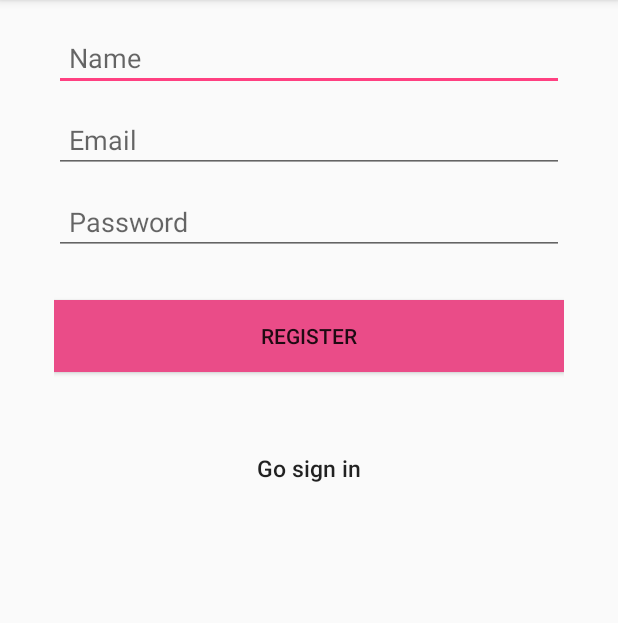
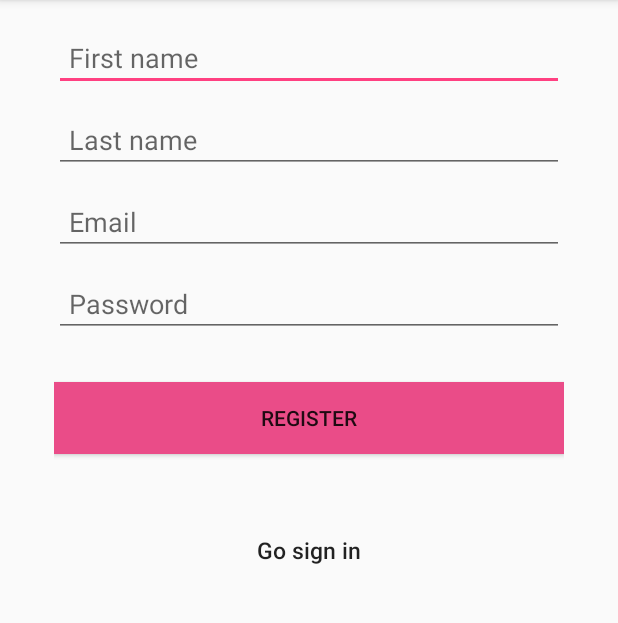
Before and after one commit to arthap/HIChat, an Android app: the RegisterActivity screen opened directly, with no data from a screen before it, after a tap on "REGISTER", on a phone screen of 412 x 824 dp, the part 84-707 px from its top. Run offline under Robolectric (Android 15) with nearby library versions, the phone set to English and light mode, and no system bars; our stand-ins replace Volley; network calls fail.

```diff
--- a/app/src/main/java/kvn/com/hichat/activity/LoginActivity.java
+++ b/app/src/main/java/kvn/com/hichat/activity/LoginActivity.java
@@ -66,6 +66,7 @@ public class LoginActivity extends AppCompatActivity implements LoaderCallbacks<
     private View mProgressView;
     private View mLoginFormView;
     private Button btnLinkToRegister;
+    private UserHTTPClient userHTTPClient;
 
     @Override
     protected void onCreate(Bundle savedInstanceState) {
@@ -87,12 +88,12 @@ public class LoginActivity extends AppCompatActivity implements LoaderCallbacks<
             }
         });
 
-        Button mEmailSignInButton = (Button) findViewById(R.id.email_sign_in_button);
+        final Button mEmailSignInButton = (Button) findViewById(R.id.email_sign_in_button);
         btnLinkToRegister = (Button) findViewById(R.id.registration_button);
         mEmailSignInButton.setOnClickListener(new OnClickListener() {
             @Override
             public void onClick(View view) {
-             UserHTTPClient.getUser();
+            userHTTPClient.login(mEmailView.getText().toString(),mPasswordView.getText().toString());
 //                attemptLogin();
             }
         });
@@ -108,6 +109,7 @@ public class LoginActivity extends AppCompatActivity implements LoaderCallbacks<
 
         mLoginFormView = findViewById(R.id.login_form);
         mProgressView = findViewById(R.id.login_progress);
+        userHTTPClient = new UserHTTPClient(this);
     }
 
     private void populateAutoComplete() {
--- a/app/src/main/java/kvn/com/hichat/activity/RegisterActivity.java
+++ b/app/src/main/java/kvn/com/hichat/activity/RegisterActivity.java
@@ -31,7 +31,8 @@ public class RegisterActivity extends AppCompatActivity {
 
     private Button btnRegister;
     private Button btnLinkToLogin;
-    private EditText inputFullName;
+    private EditText inputFirstName;
+    private EditText inputLastName;
     private EditText inputEmail;
     private EditText inputPassword;
     private ProgressDialog pDialog;
@@ -41,7 +42,8 @@ public class RegisterActivity extends AppCompatActivity {
         super.onCreate(savedInstanceState);
         setContentView(R.layout.activity_register);
 
-        inputFullName = (EditText) findViewById(R.id.name);
+        inputFirstName = (EditText) findViewById(R.id.first_name);
+        inputLastName = (EditText) findViewById(R.id.last_name);
         inputEmail = (EditText) findViewById(R.id.email);
         inputPassword = (EditText) findViewById(R.id.password);
         btnRegister = (Button) findViewById(R.id.btnRegister);
@@ -55,11 +57,13 @@ public class RegisterActivity extends AppCompatActivity {
         // Register Button Click event
         btnRegister.setOnClickListener(new View.OnClickListener() {
             public void onClick(View view) {
-                String name = inputFullName.getText().toString().trim();
+                String firstName = inputFirstName.getText().toString().trim();
+                String lastName = inputLastName.getText().toString().trim();
                 String email = inputEmail.getText().toString().trim();
                 String password = inputPassword.getText().toString().trim();
-                if (!name.isEmpty() && !email.isEmpty() && !password.isEmpty()) {
-                    registerUser(name, email, password);
+
+                if (!firstName.isEmpty() && !lastName.isEmpty() && !email.isEmpty() && !password.isEmpty()) {
+                    registerUser(firstName,lastName, email, password);
                 } else {
                     Toast.makeText(getApplicationContext(),
                             "Please enter your details!", Toast.LENGTH_LONG)
@@ -83,9 +87,10 @@ public class RegisterActivity extends AppCompatActivity {
      *      * email, password) to register url
      *      *
      */
-    private void registerUser(final String name, final String email,final String password) {
+    private void registerUser(final String firstName,final String lastName, final String email,final String password) {
         User user = new User();
-        user.setFirstName(name);
+        user.setFirstName(firstName);
+        user.setLastName(lastName);
         user.setEmail(email);
         user.setPassword(password);
         try {
@@ -93,72 +98,6 @@ public class RegisterActivity extends AppCompatActivity {
         } catch (ParseError parseError) {
             parseError.printStackTrace();
         }
-      /*  // Tag used to cancel the request
-        String tag_string_req = "req_register";
-
-        pDialog.setMessage("Registering ...");
-        showDialog();
-        StringRequest strReq = new StringRequest(Request.Method.POST,
-                AppConfig.URL_REGISTER, new Response.Listener<String>() {
-            @Override
-            public void onResponse(String response) {
-                Log.d(TAG, "Register Response: " + response.toString());
-                hideDialog();
-                try {
-                    JSONObject jObj = new JSONObject(response);
-                    boolean error = jObj.getBoolean("error");
-                    if (!error) {
-                        // User successfully stored in MySQL
-                        // Now store the user in sqlite
-                        String uid = jObj.getString("uid");
-
-                        JSONObject user = jObj.getJSONObject("user");
-                        String name = user.getString("name");
-                        String email = user.getString("email");
-                        String created_at = user.getString("created_at");
-                        // Inserting row in users table
-                        db.addUser(name, email, uid, created_at);
-                        Toast.makeText(getApplicationContext(), "User successfully registered. Try login now!", Toast.LENGTH_LONG).show();
-                        // Launch login activity
-                        Intent intent = new Intent(
-                                RegisterActivity.this,
-                                LoginActivity.class);
-                        startActivity(intent);
-                        finish();
-                    } else {
-                        // Error occurred in registration. Get the error
-                        // message
-                        String errorMsg = jObj.getString("error_msg");
-                        Toast.makeText(getApplicationContext(),
-                                errorMsg, Toast.LENGTH_LONG).show();
-                    }
-                } catch (JSONException e) {
-
-                    e.printStackTrace();
-                }
-            }
-        }, new Response.ErrorListener() {
-            @Override
-            public void onErrorResponse(VolleyError error) {
-                Log.e(TAG, "Registration Error: " + error.getMessage());
-                Toast.makeText(getApplicationContext(),
-                        error.getMessage(), Toast.LENGTH_LONG).show();
-                hideDialog();
-            }
-        }) {
-
-            @Override
-            protected Map<String, String> getParams() {
-                // Posting params to register url
-                Map<String, String> params = new HashMap<String, String>();
-                params.put("name", name);
-                params.put("email", email);
-                params.put("password", password);
-                return params;
-            }
-        };
-        // Adding request to request queue
-        ApplicationController.getInstance().addToRequestQueue(strReq, tag_string_req);*/
     }
 
     private void showDialog() {
--- a/app/src/main/res/layout/activity_register.xml
+++ b/app/src/main/res/layout/activity_register.xml
@@ -18,13 +18,21 @@
     android:paddingLeft="20dp"
     android:paddingRight="20dp" >
     <EditText
-    android:id="@+id/name"
+    android:id="@+id/first_name"
     android:layout_width="fill_parent"
     android:layout_height="wrap_content"
     android:layout_marginBottom="10dp"
-    android:hint="@string/hint_name"
+    android:hint="@string/hint_first_name"
     android:padding="10dp"
     android:inputType="textCapWords" />
+        <EditText
+            android:id="@+id/last_name"
+            android:layout_width="fill_parent"
+            android:layout_height="wrap_content"
+            android:layout_marginBottom="10dp"
+            android:hint="@string/hint_last_name"
+            android:padding="10dp"
+            android:inputType="textCapWords" />
    <EditText
     android:id="@+id/email"
     android:layout_width="fill_parent"
--- a/app/src/main/res/values/strings.xml
+++ b/app/src/main/res/values/strings.xml
@@ -16,7 +16,8 @@
     <string name="btn_register">Register</string>
     <string name="hint_password">Password</string>
     <string name="hint_email">Email</string>
-    <string name="hint_name">Name</string>
+    <string name="hint_first_name">First name</string>
+    <string name="hint_last_name">Last name</string>
     <string name="btn_link_to_login">Go sign in</string>
 
     <string name="permission_rationale">"Contacts permissions are needed for providing email
```
Also changed, not shown: app/src/main/java/kvn/com/hichat/entity/User.java (+0 -22 lines), app/src/main/java/kvn/com/hichat/http/UserHTTPClient.java (+43 -0 lines).
